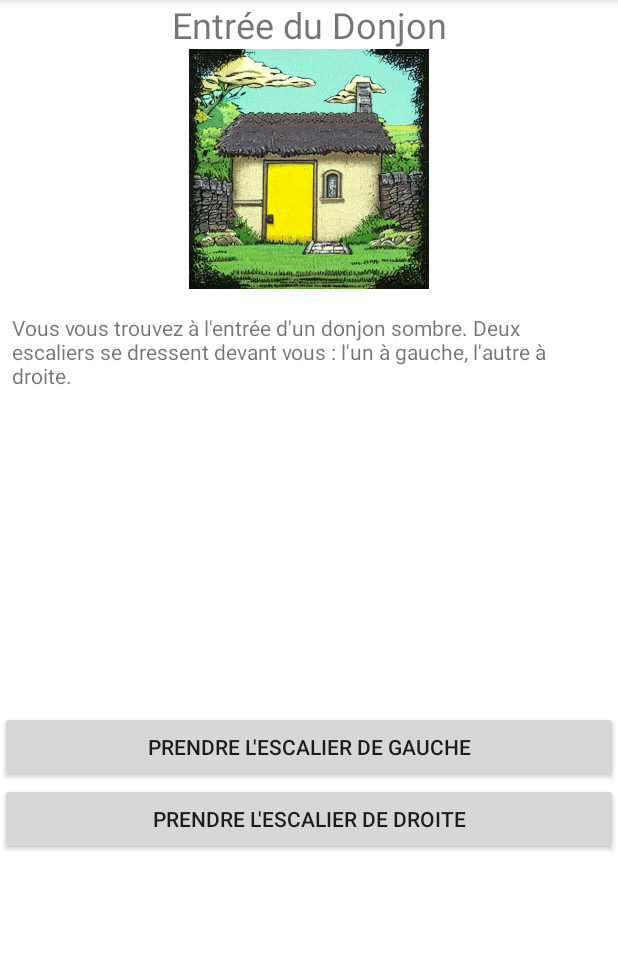
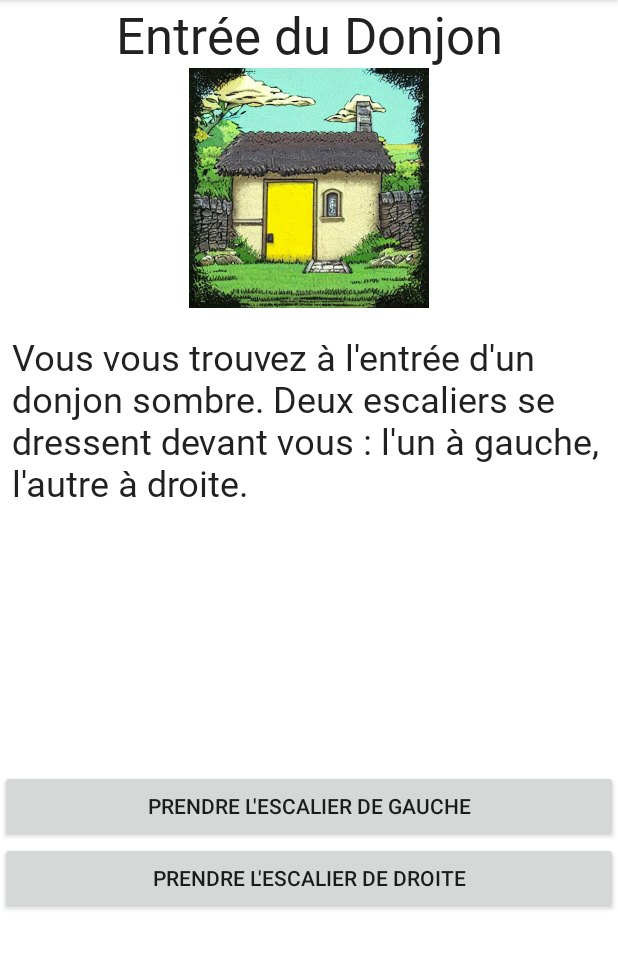
Before and after one commit to YassineLC/SAE401, an Android app: the screen it shows after launch (GameActivity), after a tap on "START GAME", on a phone screen of 412 x 824 dp, the part 84-1053 px from its top. Run offline under Robolectric (Android 15) with nearby library versions, the phone set to English and light mode, and no system bars.

Commit message:
Adding custom font

```diff
--- a/code/app/src/main/res/layout/activity_game.xml
+++ b/code/app/src/main/res/layout/activity_game.xml
@@ -9,10 +9,11 @@
 
     <TextView
         android:id="@+id/locationName"
+        style="@style/AlkhemikalFontTextView"
         android:layout_width="match_parent"
         android:layout_height="wrap_content"
         android:textAlignment="center"
-        android:textSize="24sp"
+        android:textSize="34sp"
         app:layout_constraintStart_toStartOf="parent"
         app:layout_constraintTop_toTopOf="parent" />
 
@@ -30,6 +31,7 @@
 
     <TextView
         android:id="@+id/locationDesc"
+        style="@style/AlkhemikalFontTextView"
         android:layout_width="wrap_content"
         android:layout_height="wrap_content"
         android:layout_marginStart="8dp"
@@ -38,18 +40,20 @@
         android:paddingLeft="8dp"
         android:paddingRight="8dp"
         android:text=""
+        android:textSize="24sp"
         app:layout_constraintEnd_toEndOf="parent"
         app:layout_constraintStart_toStartOf="parent"
         app:layout_constraintTop_toBottomOf="@id/locationImage" />
 
     <LinearLayout
         android:id="@+id/buttons_container"
+        style="AlkhemikalFontTextView"
         android:layout_width="match_parent"
         android:layout_height="wrap_content"
         android:layout_marginTop="16dp"
         android:orientation="vertical"
         app:layout_constraintBottom_toBottomOf="parent"
-        app:layout_constraintTop_toBottomOf="@id/locationDesc" >
+        app:layout_constraintTop_toBottomOf="@id/locationDesc">
 
     </LinearLayout>
 
@@ -73,6 +77,7 @@
         android:layout_width="90dp"
         android:layout_height="24dp"
         android:layout_marginTop="33dp"
+        style="@style/AlkhemikalFontTextView"
         app:layout_constraintBottom_toBottomOf="parent"
         app:layout_constraintEnd_toEndOf="parent"
         app:layout_constraintHorizontal_bias="0.498"
--- a/code/app/src/main/res/values-night/themes.xml
+++ b/code/app/src/main/res/values-night/themes.xml
@@ -13,4 +13,10 @@
         <item name="android:statusBarColor">?attr/colorPrimaryVariant</item>
         <!-- Customize your theme here. -->
     </style>
+
+    <!-- Custom TextView style -->
+    <style name="AlkhemikalFontTextView" parent="TextAppearance.AppCompat">
+        <item name="fontFamily">@font/alkhemikal</item>
+        <item name="android:textSize">16sp</item>
+    </style>
 </resources>
--- a/code/app/src/main/res/values/themes.xml
+++ b/code/app/src/main/res/values/themes.xml
@@ -13,4 +13,10 @@
         <item name="android:statusBarColor">?attr/colorPrimaryVariant</item>
         <!-- Customize your theme here. -->
     </style>
+
+    <!-- Custom TextView style -->
+    <style name="AlkhemikalFontTextView" parent="TextAppearance.AppCompat">
+        <item name="fontFamily">@font/alkhemikal</item>
+        <item name="android:textSize">16sp</item>
+    </style>
 </resources>
```
